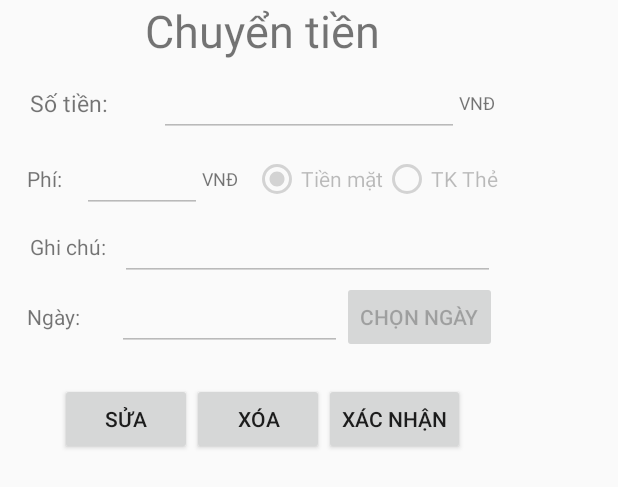
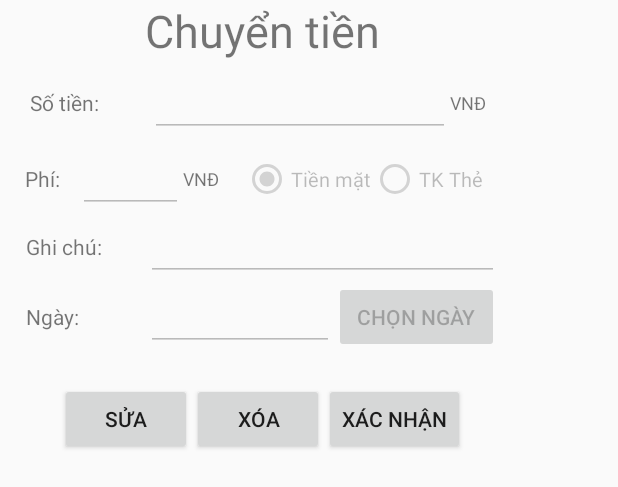
Before and after one commit to damthai00/money_management, an Android app: the layout dialog_sua_chuyendoi.xml on its own in the app's theme, with its tools: preview values and no code run, on a phone screen of 412 x 824 dp. Shown: the top 487 px of the screen. Run offline under Robolectric (Android 15) with nearby library versions, the phone set to English and light mode, and no system bars.

Commit message:
Design lại

```diff
--- a/app/src/main/res/layout/dialog_sua_chuyendoi.xml
+++ b/app/src/main/res/layout/dialog_sua_chuyendoi.xml
@@ -20,10 +20,9 @@
         android:gravity="center"
         android:visibility="gone">
         <TextView
-            android:layout_width="wrap_content"
+            android:layout_width="110dp"
             android:layout_height="wrap_content"
-            android:text="Hình thức: "
-            android:textSize="17dp"/>
+            android:text="Hình thức: " />
 
         <RadioGroup
             android:layout_width="wrap_content"
@@ -32,18 +31,16 @@
             android:gravity="center">
             <RadioButton
                 android:id="@+id/rbnt_dialog_sua_chuyendoi_ruttien"
-                android:layout_width="wrap_content"
+                android:layout_width="100dp"
                 android:layout_height="wrap_content"
                 android:text="Rút tiền"
-                android:layout_marginLeft="15dp"
                 android:enabled="false"/>
 
             <RadioButton
                 android:id="@+id/rbnt_dialog_sua_chuyendoi_chuyentien"
-                android:layout_width="wrap_content"
+                android:layout_width="100dp"
                 android:layout_height="wrap_content"
                 android:text="Chuyển tiền"
-                android:layout_marginLeft="15dp"
                 android:enabled="false"/>
         </RadioGroup>
     </LinearLayout>
@@ -55,22 +52,20 @@
         android:gravity="center"
         android:layout_marginTop="5dp">
         <TextView
-            android:layout_width="wrap_content"
+            android:layout_width="80dp"
             android:layout_height="wrap_content"
-            android:text="Số tiền: "
-            android:textSize="15dp"/>
+            android:text="Số tiền: " />
         <EditText
             android:id="@+id/edt_dialog_sua_chuyendoi_sotien"
             android:layout_width="200dp"
             android:layout_height="wrap_content"
-            android:layout_marginLeft="30dp"
             android:gravity="right"
             android:inputType="number"
             android:maxLength="15"
             android:ems="10"
             android:enabled="false"/>
         <TextView
-            android:layout_width="wrap_content"
+            android:layout_width="30dp"
             android:layout_height="wrap_content"
             android:text="VNĐ"
             android:textSize="12dp"/>
@@ -83,21 +78,20 @@
         android:gravity="center"
         android:layout_marginTop="5dp">
         <TextView
-            android:layout_width="wrap_content"
+            android:layout_width="35dp"
             android:layout_height="wrap_content"
             android:text="Phí: " />
         <EditText
             android:id="@+id/edt_dialog_sua_chuyendoi_phi"
-            android:layout_width="80dp"
+            android:layout_width="70dp"
             android:layout_height="wrap_content"
-            android:layout_marginLeft="10dp"
             android:gravity="right"
             android:inputType="number"
             android:maxLength="9"
             android:ems="10"
             android:enabled="false"/>
         <TextView
-            android:layout_width="wrap_content"
+            android:layout_width="40dp"
             android:layout_height="wrap_content"
             android:text="VNĐ"
             android:textSize="12dp"/>
@@ -105,21 +99,22 @@
             android:layout_width="wrap_content"
             android:layout_height="wrap_content"
             android:orientation="horizontal"
-            android:gravity="left"
-            android:layout_marginLeft="10dp">
+            android:gravity="left">
             <RadioButton
                 android:id="@+id/rbnt_dialog_sua_chuyendoi_tiemmat"
-                android:layout_width="wrap_content"
+                android:layout_width="85dp"
                 android:layout_height="wrap_content"
                 android:text="Tiền mặt"
                 android:checked="true"
-                android:enabled="false"/>
+                android:enabled="false"
+                android:textSize="13dp"/>
             <RadioButton
                 android:id="@+id/rbnt_dialog_sua_chuyendoi_taikhoanthe"
-                android:layout_width="wrap_content"
+                android:layout_width="85dp"
                 android:layout_height="wrap_content"
                 android:text="TK Thẻ"
-                android:enabled="false"/>
+                android:enabled="false"
+                android:textSize="13dp"/>
         </RadioGroup>
     </LinearLayout>
 
@@ -130,11 +125,11 @@
         android:gravity="center">
         <TextView
             android:text="Ghi chú: "
-            android:layout_width="60dp"
+            android:layout_width="80dp"
             android:layout_height="wrap_content" />
         <EditText
             android:id="@+id/edt_dialog_sua_chuyendoi_ghichu"
-            android:layout_width="250dp"
+            android:layout_width="235dp"
             android:layout_height="wrap_content"
             android:lines="1"
             android:maxLines="1"
@@ -149,19 +144,20 @@
         android:gravity="center">
         <TextView
             android:text="Ngày: "
-            android:layout_width="60dp"
+            android:layout_width="80dp"
             android:layout_height="wrap_content" />
         <EditText
             android:id="@+id/edt_dialog_sua_chuyendoi_ngaychuyendoi"
-            android:layout_width="150dp"
+            android:layout_width="125dp"
             android:layout_height="wrap_content"
             android:enabled="false" />
         <Button
             android:id="@+id/bnt_dialog_sua_chuyendoi_chonngay"
             android:text="Chọn ngày"
-            android:layout_width="wrap_content"
+            android:layout_width="110dp"
             android:layout_height="wrap_content"
-            android:enabled="false"/>
+            android:enabled="false"
+            android:textSize="14dp"/>
     </LinearLayout>
 
     <LinearLayout
```
Also changed, not shown: app/src/main/res/layout/dialog_suanhom.xml (+20 -20 lines), app/src/main/res/layout/dialog_thaydoi_taikhoanthe.xml (+11 -11 lines), app/src/main/res/layout/dialog_thaydoi_tienmat.xml (+13 -13 lines), app/src/main/res/layout/fragment_chuyendoi.xml (+11 -5 lines), app/src/main/res/layout/fragment_them.xml (+5 -4 lines).
